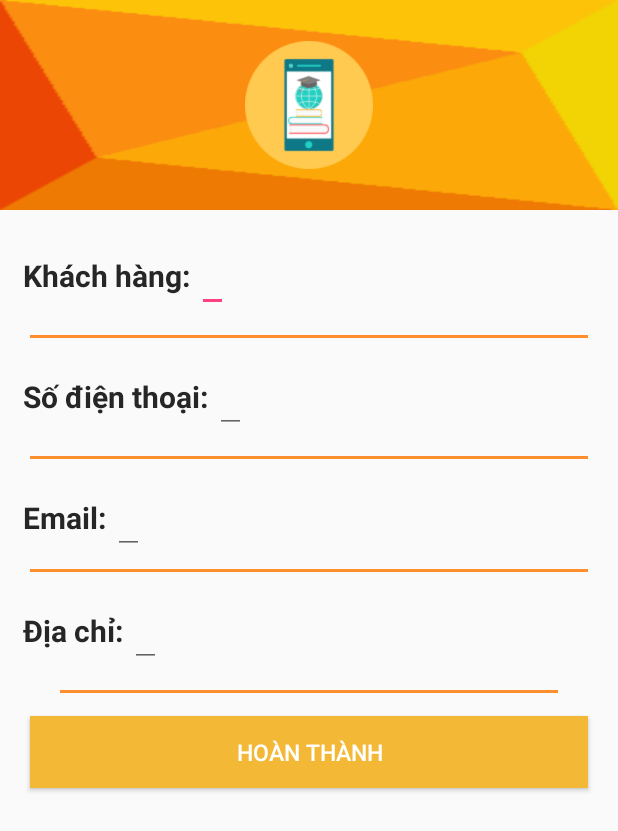
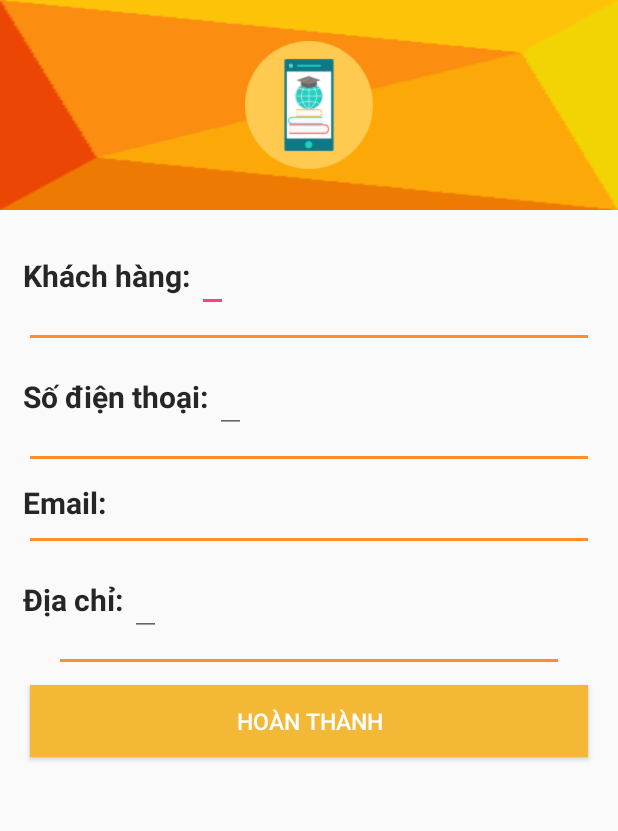
Before and after one commit to pvietlap/TouchBuy, an Android app: the Edit_Profile screen opened directly, with no data from a screen before it, on a phone screen of 412 x 824 dp. Shown: the top 831 px of the screen. Run offline under Robolectric (Android 15) with nearby library versions, the phone set to English and light mode, and no system bars.

Commit message:
fix Edit_Profile

```diff
--- a/app/src/main/java/com/example/phamvietlap/touchbuy/Activity/Activity/Edit_Profile.java
+++ b/app/src/main/java/com/example/phamvietlap/touchbuy/Activity/Activity/Edit_Profile.java
@@ -32,8 +32,8 @@ import java.net.URL;
 import java.net.URLConnection;
 
 public class Edit_Profile extends AppCompatActivity {
-    EditText txtEmail, txtHoTen, txtSDT, txtDiaChi;
-    TextView     txtSoLuong;
+    EditText txtHoTen, txtSDT, txtDiaChi;
+    TextView     txtSoLuong,txtEmail;
     Button      btnhoanthanh;
     public static String      email;
     @Override
@@ -52,7 +52,7 @@ public class Edit_Profile extends AppCompatActivity {
         btnhoanthanh.setOnClickListener(new View.OnClickListener() {
             @Override
             public void onClick(View v) {
-                new PUsh_data().execute("http://192.168.56.1/phone/updatecustomer.php");
+                new PUsh_data().execute(Config.Link_edit_Profile);
                 finish();
                // Toast.makeText(getApplicationContext(),email+txtDiaChi.getText().toString()+txtSDT.getText().toString()+txtHoTen.getText().toString(),Toast.LENGTH_LONG).show();
             }
@@ -203,7 +203,7 @@ public class Edit_Profile extends AppCompatActivity {
         return content.toString();
     }
     private void AnhXa(){
-        txtEmail    = (EditText) findViewById(R.id.edtEmailKhachHang);
+        txtEmail    = (TextView) findViewById(R.id.txtEmailKhachHang);
         txtDiaChi   = (EditText) findViewById(R.id.edtDiaChiKH);
         txtSDT      = (EditText) findViewById(R.id.edtSDTKhachHang);
         txtHoTen    = (EditText) findViewById(R.id.edtHoTenKH);
--- a/app/src/main/java/com/example/phamvietlap/touchbuy/Activity/Model/Config.java
+++ b/app/src/main/java/com/example/phamvietlap/touchbuy/Activity/Model/Config.java
@@ -7,12 +7,13 @@ package com.example.phamvietlap.touchbuy.Activity.Model;
 public class Config {
 
     public static  final String  s="http://touchbuy123.atspace.cc";
- //   public static  final String  s="http://192.168.56.1/phone";
+//    public static  final String  s="http://192.168.56.1/phone";
     public static final String Link_login= s+"/login.php";
     public static final String Link_pageHome=s+"/getsanphampage1.php";
     public static final String Link_pagenew=s+"/getspmoi.php";
 
     public static final String Link_profile=s+"/getcustomer.php?Mail=";
+    public static final String Link_edit_Profile = s+"/updatecustomer.php";
     public static final String Link_product=s+"/getdetailsp.php?Id=";
     public static final String Link_Thanhtoan1=s+"/dathang.php";
     public static final String Link_Thanhtoan2=s+"/chitietdonhang.php";
--- a/app/src/main/res/layout/activity_edit__profile.xml
+++ b/app/src/main/res/layout/activity_edit__profile.xml
@@ -108,8 +108,8 @@
                     android:textStyle="bold"
                     android:textColor="#262626"
                     android:layout_height="wrap_content" />
-                <EditText
-                    android:id="@+id/edtEmailKhachHang"
+                <TextView
+                    android:id="@+id/txtEmailKhachHang"
                     android:textSize="20sp"
                     android:layout_width="wrap_content"
                     android:layout_height="wrap_content" />
```
Also changed, not shown: app/src/main/java/com/example/phamvietlap/touchbuy/Activity/Activity/Profile.java (+23 -0 lines).
